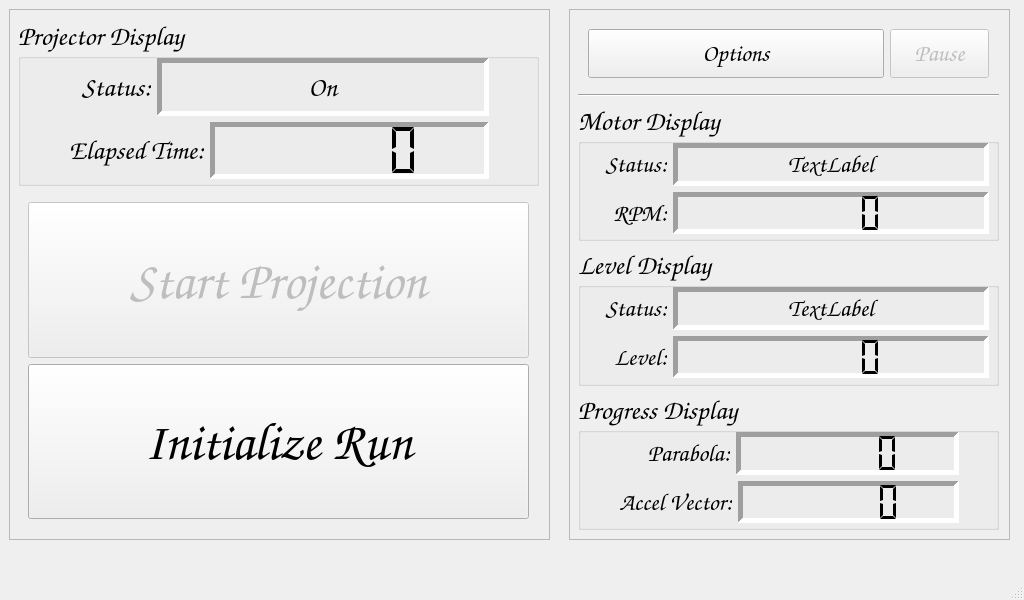
This is src/jetsonDisplay/spaceCalMW.ui in twaddellberkeley/SpaceCAL as Qt 5 draws it before an edit. The edited form follows.
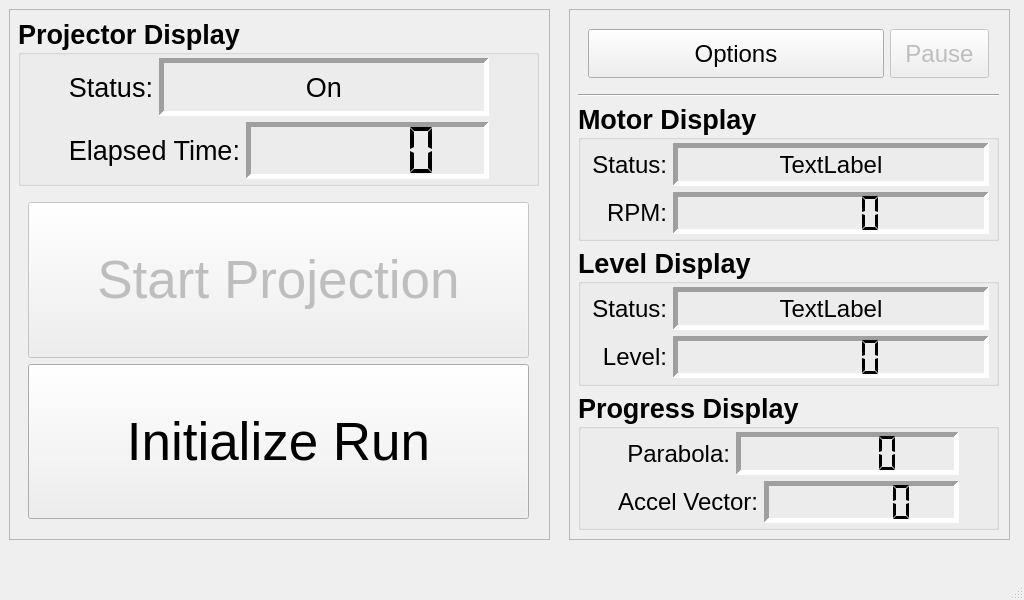
This is the edited form.

```diff
--- a/src/jetsonDisplay/spaceCalMW.ui
+++ b/src/jetsonDisplay/spaceCalMW.ui
@@ -24,7 +24,7 @@
   </property>
   <property name="font">
    <font>
-    <family>Comic Sans MS</family>
+    <family>.AppleSystemUIFont</family>
    </font>
   </property>
   <property name="windowTitle">
@@ -84,7 +84,7 @@
         </property>
         <property name="font">
          <font>
-          <family>Comic Sans MS</family>
+          <family>.AppleSystemUIFont</family>
           <pointsize>20</pointsize>
           <bold>true</bold>
          </font>
@@ -108,7 +108,7 @@
              <widget class="QLabel" name="label_3">
               <property name="font">
                <font>
-                <family>Comic Sans MS</family>
+                <family>.AppleSystemUIFont</family>
                 <pointsize>20</pointsize>
                 <bold>false</bold>
                </font>
@@ -125,7 +125,7 @@
              <widget class="QLabel" name="statusProjector">
               <property name="font">
                <font>
-                <family>Comic Sans MS</family>
+                <family>.AppleSystemUIFont</family>
                 <pointsize>20</pointsize>
                 <bold>false</bold>
                </font>
@@ -155,7 +155,7 @@
              <widget class="QLabel" name="label_5">
               <property name="font">
                <font>
-                <family>Comic Sans MS</family>
+                <family>.AppleSystemUIFont</family>
                 <pointsize>20</pointsize>
                 <bold>false</bold>
                </font>
@@ -233,7 +233,7 @@
           </property>
           <property name="font">
            <font>
-            <family>Comic Sans MS</family>
+            <family>.AppleSystemUIFont</family>
             <pointsize>40</pointsize>
            </font>
           </property>
@@ -255,7 +255,7 @@
           </property>
           <property name="font">
            <font>
-            <family>Comic Sans MS</family>
+            <family>.AppleSystemUIFont</family>
             <pointsize>40</pointsize>
            </font>
           </property>
@@ -280,7 +280,7 @@
     </property>
     <property name="font">
      <font>
-      <family>Comic Sans MS</family>
+      <family>.AppleSystemUIFont</family>
       <pointsize>18</pointsize>
      </font>
     </property>
@@ -327,7 +327,7 @@
           </property>
           <property name="font">
            <font>
-            <family>Comic Sans MS</family>
+            <family>.AppleSystemUIFont</family>
             <pointsize>18</pointsize>
            </font>
           </property>
@@ -349,7 +349,7 @@
           </property>
           <property name="font">
            <font>
-            <family>Comic Sans MS</family>
+            <family>.AppleSystemUIFont</family>
             <pointsize>18</pointsize>
            </font>
           </property>
@@ -371,7 +371,7 @@
        <widget class="QGroupBox" name="groupBox_4">
         <property name="font">
          <font>
-          <family>Comic Sans MS</family>
+          <family>.AppleSystemUIFont</family>
           <pointsize>20</pointsize>
           <bold>true</bold>
          </font>
@@ -395,7 +395,7 @@
              <widget class="QLabel" name="label_6">
               <property name="font">
                <font>
-                <family>Comic Sans MS</family>
+                <family>.AppleSystemUIFont</family>
                 <pointsize>18</pointsize>
                 <bold>false</bold>
                </font>
@@ -412,7 +412,7 @@
              <widget class="QLabel" name="statusMotor">
               <property name="font">
                <font>
-                <family>Comic Sans MS</family>
+                <family>.AppleSystemUIFont</family>
                 <pointsize>18</pointsize>
                 <bold>false</bold>
                </font>
@@ -442,7 +442,7 @@
              <widget class="QLabel" name="label_8">
               <property name="font">
                <font>
-                <family>Comic Sans MS</family>
+                <family>.AppleSystemUIFont</family>
                 <pointsize>18</pointsize>
                 <bold>false</bold>
                </font>
@@ -494,7 +494,7 @@
        <widget class="QGroupBox" name="groupBox">
         <property name="font">
          <font>
-          <family>Comic Sans MS</family>
+          <family>.AppleSystemUIFont</family>
           <pointsize>20</pointsize>
           <bold>true</bold>
          </font>
@@ -518,7 +518,7 @@
              <widget class="QLabel" name="label_9">
               <property name="font">
                <font>
-                <family>Comic Sans MS</family>
+                <family>.AppleSystemUIFont</family>
                 <pointsize>18</pointsize>
                 <bold>false</bold>
                </font>
@@ -535,7 +535,7 @@
              <widget class="QLabel" name="statusLevel">
               <property name="font">
                <font>
-                <family>Comic Sans MS</family>
+                <family>.AppleSystemUIFont</family>
                 <pointsize>18</pointsize>
                 <bold>false</bold>
                </font>
@@ -565,7 +565,7 @@
              <widget class="QLabel" name="label_11">
               <property name="font">
                <font>
-                <family>Comic Sans MS</family>
+                <family>.AppleSystemUIFont</family>
                 <pointsize>18</pointsize>
                 <bold>false</bold>
                </font>
@@ -617,7 +617,7 @@
        <widget class="QGroupBox" name="groupBox_2">
         <property name="font">
          <font>
-          <family>Comic Sans MS</family>
+          <family>.AppleSystemUIFont</family>
           <pointsize>20</pointsize>
           <bold>true</bold>
          </font>
@@ -641,7 +641,7 @@
              <widget class="QLabel" name="label_12">
               <property name="font">
                <font>
-                <family>Comic Sans MS</family>
+                <family>.AppleSystemUIFont</family>
                 <pointsize>18</pointsize>
                 <bold>false</bold>
                </font>
@@ -691,7 +691,7 @@
              <widget class="QLabel" name="label_14">
               <property name="font">
                <font>
-                <family>Comic Sans MS</family>
+                <family>.AppleSystemUIFont</family>
                 <pointsize>18</pointsize>
                 <bold>false</bold>
                </font>
@@ -714,7 +714,7 @@
               </property>
               <property name="font">
                <font>
-                <family>Comic Sans MS</family>
+                <family>.AppleSystemUIFont</family>
                 <pointsize>18</pointsize>
                 <bold>false</bold>
                </font>
```
Left out of the diff: 6 changed lines with no effect on the pictures.
